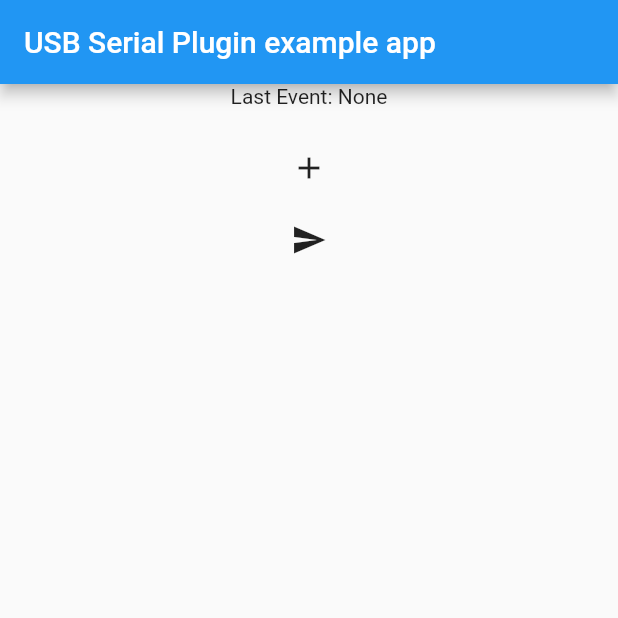
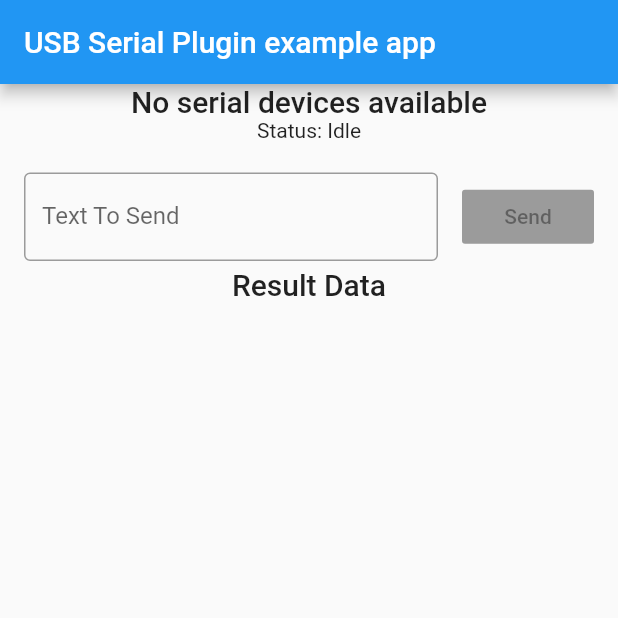
Before and after one commit to altera2015/usbserial, a Flutter app: the screen it shows after launch, on a phone screen of 412 x 824 dp, the top half of it. Run offline on Flutter 3.47's test engine with Material 2 defaults, Android fonts, the phone set to English and light mode, and no system bars.

Commit message:
Updated underlying UsbSerial library to 6.0.6 Updated examples Updated version to 0.2.1

```diff
--- a/example/lib/main.dart
+++ b/example/lib/main.dart
@@ -1,6 +1,8 @@
 import 'package:flutter/material.dart';
 import 'dart:typed_data';
+import 'dart:async';
 import 'package:usb_serial/usb_serial.dart';
+import 'package:usb_serial/transaction.dart';
 
 void main() => runApp(MyApp());
 
@@ -11,18 +13,114 @@ class MyApp extends StatefulWidget {
 
 class _MyAppState extends State<MyApp> {
   UsbPort _port;
-  String _lastEvent = "None";
+  String _status = "Idle";
+  List<Widget> _ports = [];
+  List<Widget> _serialData = [];
+  StreamSubscription<String> _subscription;
+  Transaction<String> _transaction;
+  int _deviceId;
+  TextEditingController _textController = TextEditingController();
+
+  Future<bool> _connectTo(device) async {
+    _serialData.clear();
+
+    if (_subscription != null) {
+      _subscription.cancel();
+      _subscription = null;
+    }
+
+    if (_transaction != null) {
+      _transaction.dispose();
+      _transaction = null;
+    }
+
+    if (_port != null) {
+      _port.close();
+      _port = null;
+    }
+
+    if (device == null) {
+      _deviceId = null;
+      setState(() {
+        _status = "Disconnected";
+      });
+      return true;
+    }
+
+    _port = await device.create();
+    if (!await _port.open()) {
+      setState(() {
+        _status = "Failed to open port";
+      });
+      return false;
+    }
+
+    _deviceId = device.deviceId;
+    await _port.setDTR(true);
+    await _port.setRTS(true);
+    await _port.setPortParameters(
+        115200, UsbPort.DATABITS_8, UsbPort.STOPBITS_1, UsbPort.PARITY_NONE);
+
+    _transaction = Transaction.stringTerminated(
+        _port.inputStream, Uint8List.fromList([13, 10]));
+
+    _subscription = _transaction.stream.listen((String line) {
+      setState(() {
+        _serialData.add(Text(line));
+        if (_serialData.length > 20) {
+          _serialData.removeAt(0);
+        }
+      });
+    });
+
+    setState(() {
+      _status = "Connected";
+    });
+    return true;
+  }
+
+  void _getPorts() async {
+    _ports = [];
+    List<UsbDevice> devices = await UsbSerial.listDevices();
+    print(devices);
+
+    devices.forEach((device) {
+      _ports.add(ListTile(
+          leading: Icon(Icons.usb),
+          title: Text(device.productName),
+          subtitle: Text(device.manufacturerName),
+          trailing: RaisedButton(
+            child:
+                Text(_deviceId == device.deviceId ? "Disconnect" : "Connect"),
+            onPressed: () {
+              _connectTo(_deviceId == device.deviceId ? null : device)
+                  .then((res) {
+                _getPorts();
+              });
+            },
+          )));
+    });
+
+    setState(() {
+      print(_ports);
+    });
+  }
 
   @override
   void initState() {
     super.initState();
 
     UsbSerial.usbEventStream.listen((UsbEvent event) {
-      print("Usb Event $event");
-      setState(() {
-        _lastEvent = event.toString();
-      });
+      _getPorts();
     });
+
+    _getPorts();
+  }
+
+  @override
+  void dispose() {
+    super.dispose();
+    _connectTo(null);
   }
 
   @override
@@ -34,42 +132,37 @@ class _MyAppState extends State<MyApp> {
       ),
       body: Center(
           child: Column(children: <Widget>[
-        Text('Last Event: $_lastEvent\n'),
-        IconButton(
-          icon: Icon(Icons.add),
-          onPressed: () async {
-            if (_port != null) {
-              _port.close();
-              _port = null;
-            }
-
-            List<UsbDevice> devices = await UsbSerial.listDevices();
-            print(devices);
-
-            if (devices.length > 0) {
-              _port = await devices[0].create();
-
-              bool openResult = await _port.open();
-              await _port.setDTR(true);
-              await _port.setRTS(true);
-              print(openResult);
-
-              _port.setPortParameters(115200, UsbPort.DATABITS_8,
-                  UsbPort.STOPBITS_1, UsbPort.PARITY_NONE);
-
-              _port.inputStream.listen((Uint8List event) {
-                print(event);
-              });
-            }
-          },
+        Text(
+            _ports.length > 0
+                ? "Available Serial Ports"
+                : "No serial devices available",
+            style: Theme.of(context).textTheme.title),
+        ..._ports,
+        Text('Status: $_status\n'),
+        ListTile(
+          title: TextField(
+            controller: _textController,
+            decoration: InputDecoration(
+              border: OutlineInputBorder(),
+              labelText: 'Text To Send',
+            ),
+          ),
+          trailing: RaisedButton(
+            child: Text("Send"),
+            onPressed: _port == null
+                ? null
+                : () async {
+                    if (_port == null) {
+                      return;
+                    }
+                    String data = _textController.text + "\r\n";
+                    await _port.write(Uint8List.fromList(data.codeUnits));
+                    _textController.text = "";
+                  },
+          ),
         ),
-        IconButton(
-          icon: Icon(Icons.send),
-          onPressed: () async {
-            Uint8List data = Uint8List.fromList([0x10, 0x00]);
-            await _port.write(data);
-          },
-        )
+        Text("Result Data", style: Theme.of(context).textTheme.title),
+        ..._serialData,
       ])),
     ));
   }
--- a/example/pubspec.yaml
+++ b/example/pubspec.yaml
@@ -3,7 +3,7 @@ description: Demonstrates how to use the usb_serial plugin.
 publish_to: 'none'
 
 environment:
-  sdk: ">=2.0.0-dev.68.0 <3.0.0"
+  sdk: ">=2.2.2 <3.0.0"
 
 dependencies:
   flutter:
--- a/pubspec.yaml
+++ b/pubspec.yaml
@@ -1,6 +1,6 @@
 name: usb_serial
 description: This plugin will allow you to easily use the USB uart hardware based on FTDI or CDC (and more!) protocols.
-version: 0.2.0
+version: 0.2.1
 author: Ron Bessems <rbessems@gmail.com>
 homepage: https://github.com/altera2015/usbserial
 
```
Also changed, not shown: 7 other files.
